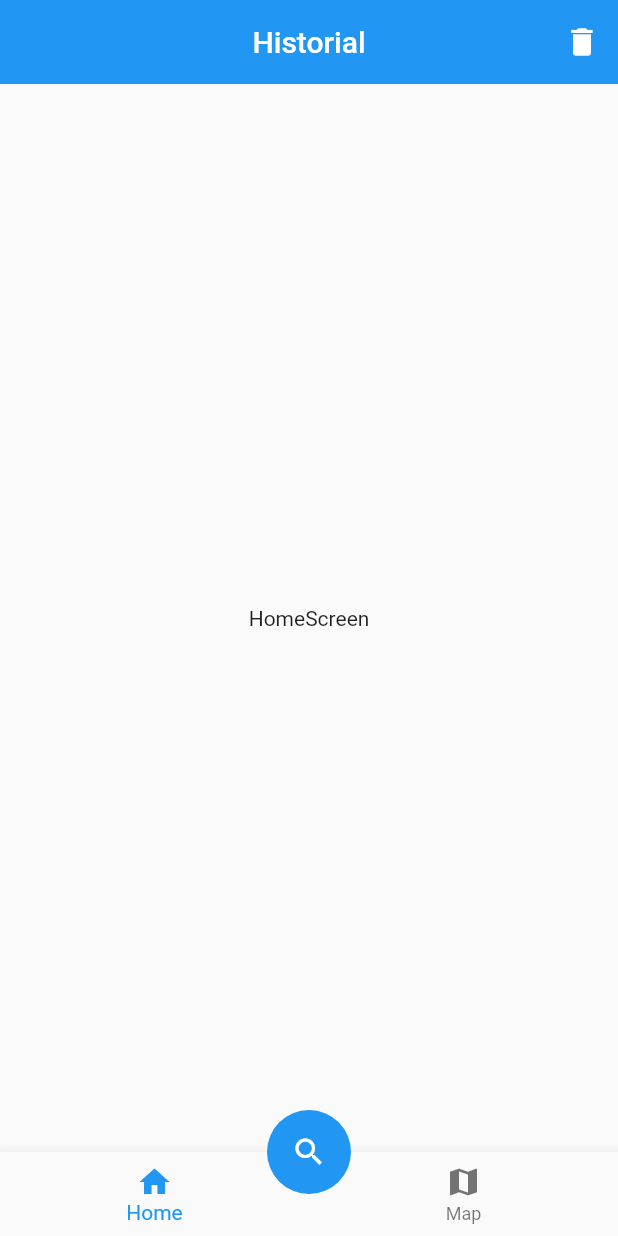
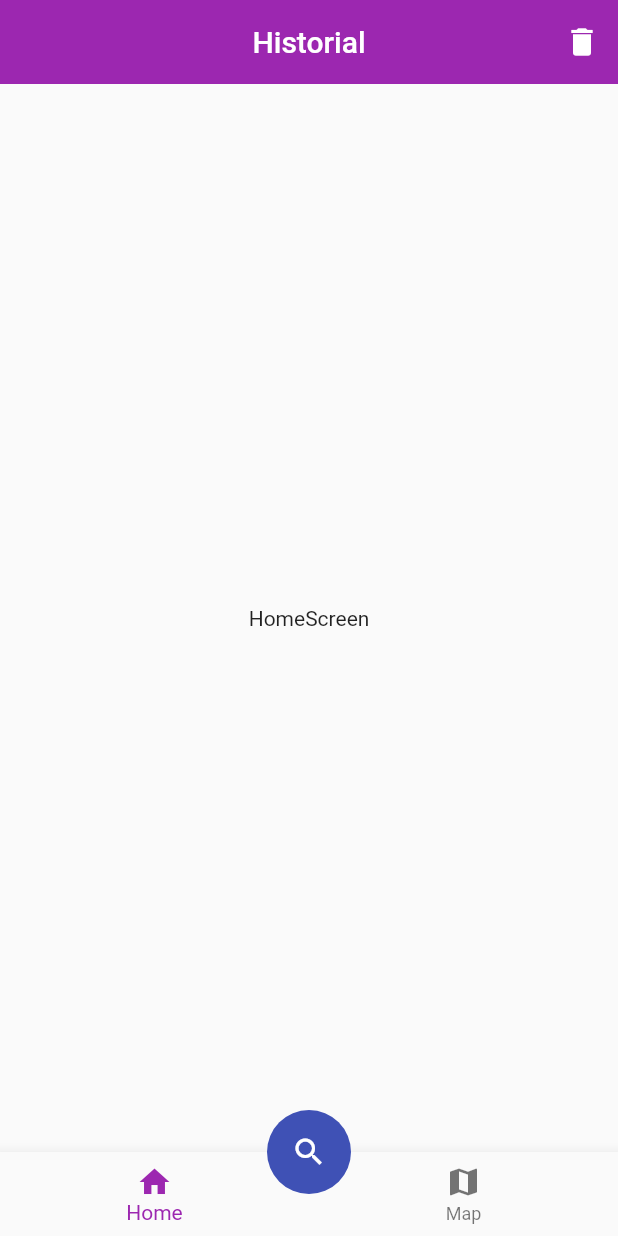
Before and after one commit to JoseLuisGit/qr_app, a Flutter app: the screen it shows after launch, on a phone screen of 412 x 824 dp. Run offline on Flutter 3.47's test engine with Material 2 defaults, Android fonts, the phone set to English and light mode, and no system bars.

Commit message:
theme color primary

```diff
--- a/lib/main.dart
+++ b/lib/main.dart
@@ -15,6 +15,13 @@ class MyApp extends StatelessWidget {
         'map': (_)=>MapScreen()
 
       },
+      theme: ThemeData(
+        primarySwatch: Colors.purple,
+        floatingActionButtonTheme: FloatingActionButtonThemeData(
+          backgroundColor: Colors.indigo
+        )
+
+      )
     );
   }
 }
```
